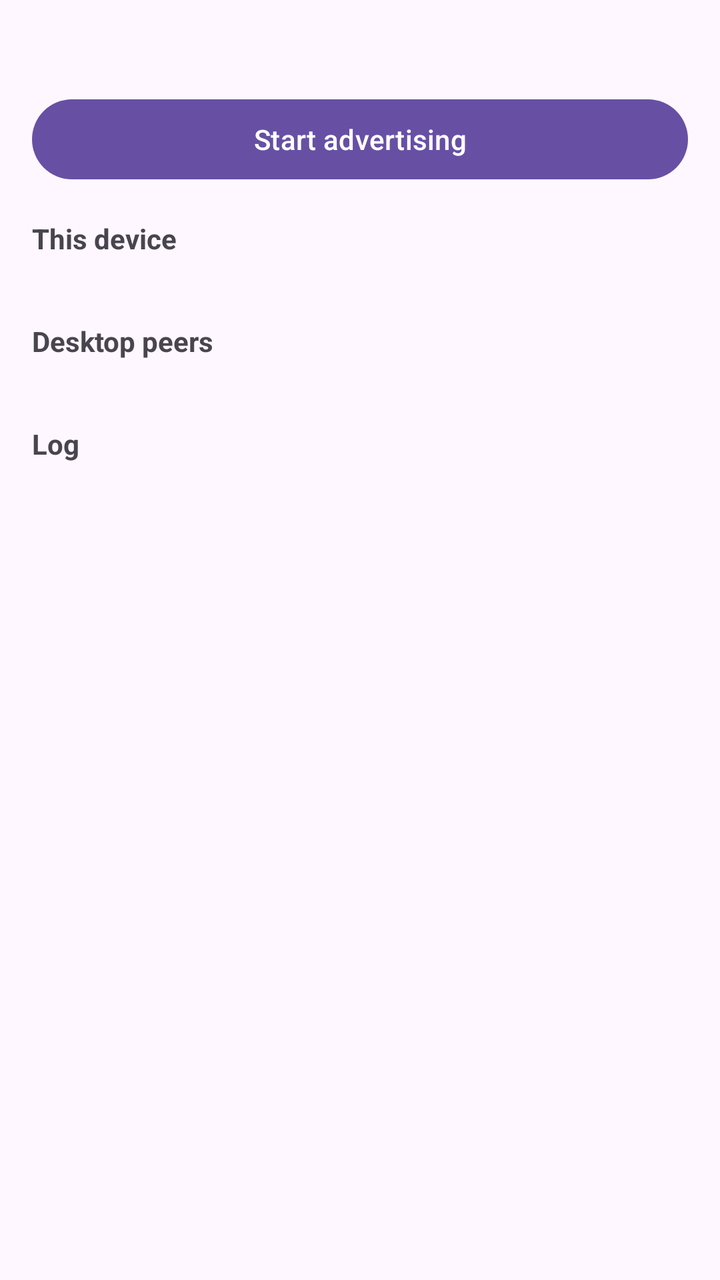
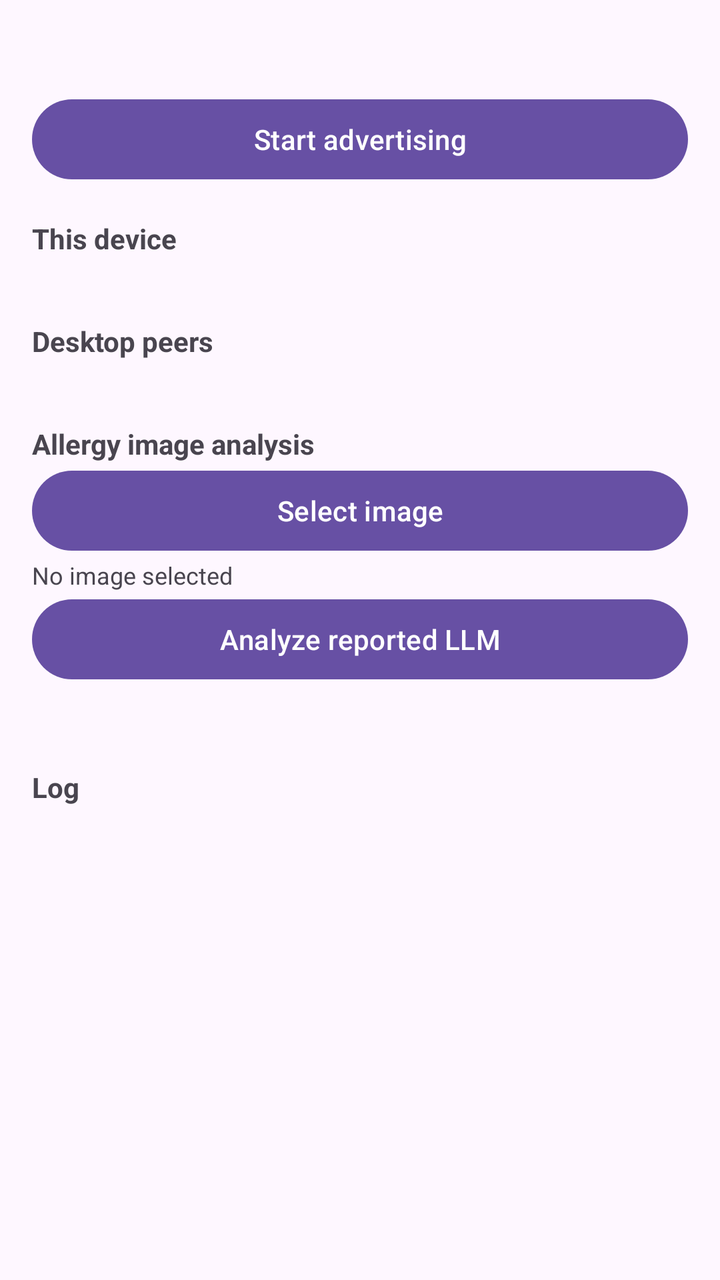

Screens rendered from an Android XML layout before and after an edit, with the pre-edit source and the edit as a unified diff.
<!-- AndroidManifest.xml: application theme Theme.Material3.DayNight.NoActionBar -->
<!-- res/layout/activity_main.xml -->
<?xml version="1.0" encoding="utf-8"?>
<ScrollView xmlns:android="http://schemas.android.com/apk/res/android"
    android:layout_width="match_parent"
    android:layout_height="match_parent"
    android:padding="16dp">

    <LinearLayout
        android:layout_width="match_parent"
        android:layout_height="wrap_content"
        android:orientation="vertical">

        <TextView
            android:id="@+id/txtStatus"
            android:layout_width="match_parent"
            android:layout_height="wrap_content"
            android:textSize="16sp"
            android:textStyle="bold"
            android:paddingBottom="8dp"
            tools:ignore="MissingConstraints"
            xmlns:tools="http://schemas.android.com/tools" />

        <Button
            android:id="@+id/btnToggle"
            android:layout_width="match_parent"
            android:layout_height="wrap_content"
            android:text="Start advertising" />

        <TextView
            android:layout_width="match_parent"
            android:layout_height="wrap_content"
            android:text="This device"
            android:textStyle="bold"
            android:paddingTop="16dp" />

        <TextView
            android:id="@+id/txtSelf"
            android:layout_width="match_parent"
            android:layout_height="wrap_content"
            android:fontFamily="monospace"
            android:textSize="12sp" />

        <TextView
            android:layout_width="match_parent"
            android:layout_height="wrap_content"
            android:text="Desktop peers"
            android:textStyle="bold"
            android:paddingTop="16dp" />

        <TextView
            android:id="@+id/txtPeers"
            android:layout_width="match_parent"
            android:layout_height="wrap_content"
            android:fontFamily="monospace"
            android:textSize="12sp" />

        <TextView
            android:layout_width="match_parent"
            android:layout_height="wrap_content"
            android:text="Log"
            android:textStyle="bold"
            android:paddingTop="16dp" />

        <TextView
            android:id="@+id/txtLog"
            android:layout_width="match_parent"
            android:layout_height="wrap_content"
            android:fontFamily="monospace"
            android:textSize="10sp"
            android:paddingBottom="24dp" />

    </LinearLayout>
</ScrollView>
<!-- resources referenced by this layout -->
<resources>

</resources>

<!-- the commit's change to res/layout/activity_main.xml (unified diff, before → after) -->
@@ -56,6 +56,40 @@
         <TextView
             android:layout_width="match_parent"
             android:layout_height="wrap_content"
+            android:text="Allergy image analysis"
+            android:textStyle="bold"
+            android:paddingTop="16dp" />
+
+        <Button
+            android:id="@+id/btnPickImage"
+            android:layout_width="match_parent"
+            android:layout_height="wrap_content"
+            android:text="Select image" />
+
+        <TextView
+            android:id="@+id/txtSelectedImage"
+            android:layout_width="match_parent"
+            android:layout_height="wrap_content"
+            android:text="No image selected"
+            android:textSize="12sp" />
+
+        <Button
+            android:id="@+id/btnAnalyze"
+            android:layout_width="match_parent"
+            android:layout_height="wrap_content"
+            android:text="Analyze reported LLM" />
+
+        <TextView
+            android:id="@+id/txtAnalysis"
+            android:layout_width="match_parent"
+            android:layout_height="wrap_content"
+            android:fontFamily="monospace"
+            android:textSize="12sp"
+            android:paddingTop="8dp" />
+
+        <TextView
+            android:layout_width="match_parent"
+            android:layout_height="wrap_content"
             android:text="Log"
             android:textStyle="bold"
             android:paddingTop="16dp" />
